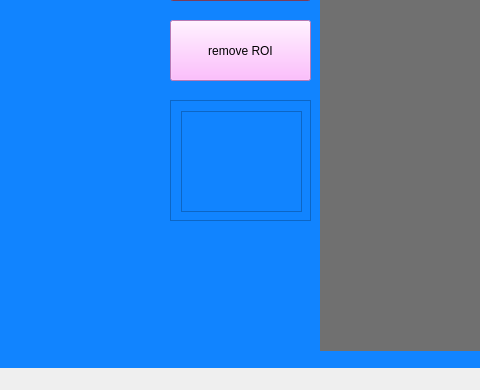
Old version of the form LSI Project GUI/LSI Project GUI/LSIProjectGUI.ui in the repository Fridanylund/LSI; both pictures show x 320 to 800 and y 290 to 680 of the 921 by 680 pixel window.
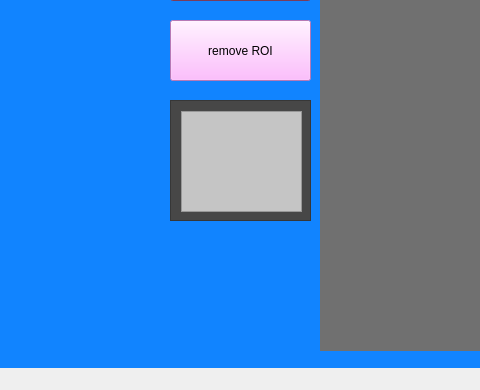
New version of the form.

Diff of the .ui file:
```diff
--- a/LSI Project GUI/LSI Project GUI/LSIProjectGUI.ui
+++ b/LSI Project GUI/LSI Project GUI/LSIProjectGUI.ui
@@ -420,6 +420,9 @@
       <height>121</height>
      </rect>
     </property>
+    <property name="styleSheet">
+     <string notr="true">background-color: rgb(71, 71, 71);</string>
+    </property>
     <property name="widgetResizable">
      <bool>true</bool>
     </property>
@@ -447,27 +450,36 @@
          <colorrole role="Button">
           <brush brushstyle="SolidPattern">
            <color alpha="255">
-            <red>17</red>
-            <green>132</green>
-            <blue>255</blue>
+            <red>197</red>
+            <green>197</green>
+            <blue>197</blue>
            </color>
           </brush>
          </colorrole>
          <colorrole role="Base">
           <brush brushstyle="SolidPattern">
            <color alpha="255">
-            <red>17</red>
-            <green>132</green>
-            <blue>255</blue>
+            <red>197</red>
+            <green>197</green>
+            <blue>197</blue>
            </color>
           </brush>
          </colorrole>
          <colorrole role="Window">
           <brush brushstyle="SolidPattern">
            <color alpha="255">
-            <red>17</red>
-            <green>132</green>
-            <blue>255</blue>
+            <red>197</red>
+            <green>197</green>
+            <blue>197</blue>
+           </color>
+          </brush>
+         </colorrole>
+         <colorrole role="Highlight">
+          <brush brushstyle="SolidPattern">
+           <color alpha="255">
+            <red>189</red>
+            <green>189</green>
+            <blue>189</blue>
            </color>
           </brush>
          </colorrole>
@@ -476,27 +488,36 @@
          <colorrole role="Button">
           <brush brushstyle="SolidPattern">
            <color alpha="255">
-            <red>17</red>
-            <green>132</green>
-            <blue>255</blue>
+            <red>197</red>
+            <green>197</green>
+            <blue>197</blue>
            </color>
           </brush>
          </colorrole>
          <colorrole role="Base">
           <brush brushstyle="SolidPattern">
            <color alpha="255">
-            <red>17</red>
-            <green>132</green>
-            <blue>255</blue>
+            <red>197</red>
+            <green>197</green>
+            <blue>197</blue>
            </color>
           </brush>
          </colorrole>
          <colorrole role="Window">
           <brush brushstyle="SolidPattern">
            <color alpha="255">
-            <red>17</red>
-            <green>132</green>
-            <blue>255</blue>
+            <red>197</red>
+            <green>197</green>
+            <blue>197</blue>
+           </color>
+          </brush>
+         </colorrole>
+         <colorrole role="Highlight">
+          <brush brushstyle="SolidPattern">
+           <color alpha="255">
+            <red>189</red>
+            <green>189</green>
+            <blue>189</blue>
            </color>
           </brush>
          </colorrole>
@@ -505,26 +526,35 @@
          <colorrole role="Button">
           <brush brushstyle="SolidPattern">
            <color alpha="255">
-            <red>17</red>
-            <green>132</green>
-            <blue>255</blue>
+            <red>197</red>
+            <green>197</green>
+            <blue>197</blue>
            </color>
           </brush>
          </colorrole>
          <colorrole role="Base">
           <brush brushstyle="SolidPattern">
            <color alpha="255">
-            <red>17</red>
-            <green>132</green>
-            <blue>255</blue>
+            <red>197</red>
+            <green>197</green>
+            <blue>197</blue>
            </color>
           </brush>
          </colorrole>
          <colorrole role="Window">
           <brush brushstyle="SolidPattern">
            <color alpha="255">
-            <red>17</red>
-            <green>132</green>
+            <red>197</red>
+            <green>197</green>
+            <blue>197</blue>
+           </color>
+          </brush>
+         </colorrole>
+         <colorrole role="Highlight">
+          <brush brushstyle="SolidPattern">
+           <color alpha="255">
+            <red>51</red>
+            <green>153</green>
             <blue>255</blue>
            </color>
           </brush>
@@ -532,6 +562,9 @@
         </disabled>
        </palette>
       </property>
+      <property name="styleSheet">
+       <string notr="true">background-color: rgb(197, 197, 197);</string>
+      </property>
       <property name="editTriggers">
        <set>QAbstractItemView::DoubleClicked|QAbstractItemView::EditKeyPressed|QAbstractItemView::SelectedClicked</set>
       </property>
```
